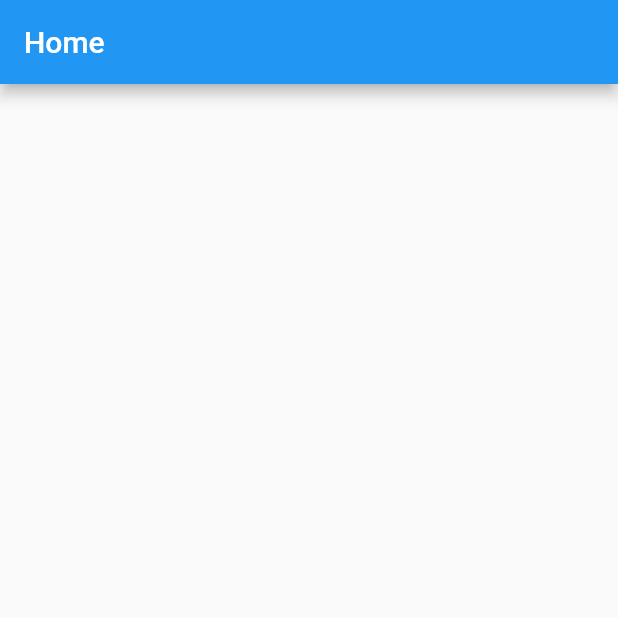
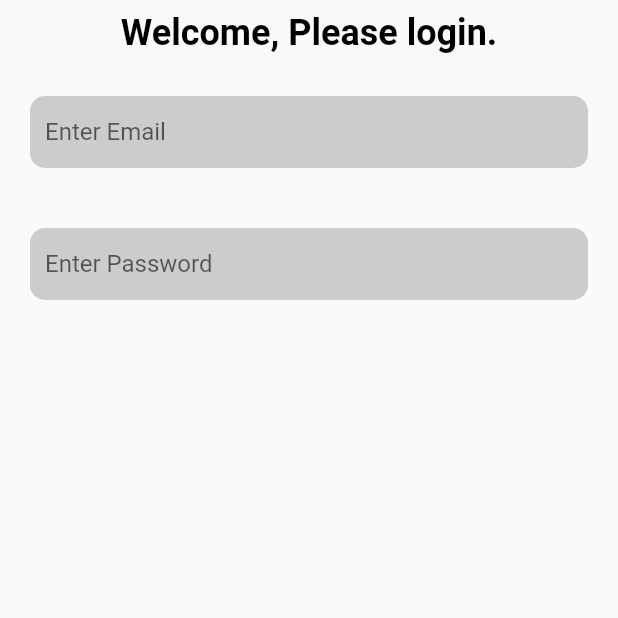
Before and after one commit to Sadam-PK/eco_buy, a Flutter app: the screen it shows after launch, on a phone screen of 412 x 824 dp, the top half of it. Run offline on Flutter 3.47's test engine with Material 2 defaults, Android fonts, the phone set to English and light mode, and no system bars; our stand-ins replace firebase_core; accounts and stored records are empty.

Commit message:
structure done, login page added, separate widget folder input text field included init

```diff
--- a/lib/main.dart
+++ b/lib/main.dart
@@ -1,9 +1,17 @@
+import 'package:eco_buy/screens/loginscreen.dart';
 import 'package:firebase_core/firebase_core.dart';
 import 'package:flutter/material.dart';
+import 'package:flutter/services.dart';
 
 void main() async {
   WidgetsFlutterBinding.ensureInitialized();
   await Firebase.initializeApp();
+
+  SystemChrome.setSystemUIOverlayStyle( //for ui top bar bg color
+    SystemUiOverlayStyle(
+      statusBarColor: Colors.transparent,
+    ),
+  );
   runApp(const MyApp());
 }
 
@@ -14,16 +22,12 @@ class MyApp extends StatelessWidget {
   Widget build(BuildContext context) {
     return MaterialApp(
       debugShowCheckedModeBanner: false,
-      title: 'Flutter Demo',
+      title: 'Eco Buy',
       theme: ThemeData(
-
+        backgroundColor: Colors.white,
         primarySwatch: Colors.blue,
       ),
-      home: Scaffold(
-        appBar: AppBar(
-          title: Text("Home"),
-        ),
-      ),
+      home: LoginScreen(),
     );
   }
 }
--- /dev/null
+++ b/lib/screens/loginscreen.dart
@@ -0,0 +1,42 @@
+import 'package:eco_buy/utils/styles.dart';
+import 'package:eco_buy/widgets/ecoTextField.dart';
+import 'package:flutter/material.dart';
+
+class LoginScreen extends StatelessWidget {
+  const LoginScreen({Key? key}) : super(key: key);
+
+  @override
+  Widget build(BuildContext context) {
+    return SafeArea(
+      child: Scaffold(
+        body: Container(
+          width: double.infinity,
+          child: Column(
+            children: [
+              Padding(
+                padding: const EdgeInsets.all(8.0),
+                child: Text(
+                  "Welcome, Please login.",
+                  style: EcoStyle.boldStyle,
+                  textAlign: TextAlign.center,
+                ),
+              ),
+              Form(
+                child: Column(
+                  children: [
+                    EcoTextField(
+                      hintText: "Enter Email",
+                    ),
+                    EcoTextField(
+                      hintText: "Enter Password",
+                    ),
+                  ],
+                ),
+              ),
+            ],
+          ),
+        ),
+      ),
+    );
+  }
+}
--- /dev/null
+++ b/lib/utils/styles.dart
@@ -0,0 +1,9 @@
+import 'package:flutter/material.dart';
+
+class EcoStyle{
+  static const boldStyle = TextStyle(
+    fontSize: 24,
+    fontWeight: FontWeight.bold,
+    color: Colors.black,
+  );
+}
--- /dev/null
+++ b/lib/widgets/ecoTextField.dart
@@ -0,0 +1,23 @@
+import 'package:flutter/material.dart';
+
+class EcoTextField extends StatelessWidget {
+  String? hintText;
+
+  EcoTextField({this.hintText});
+
+  @override
+  Widget build(BuildContext context) {
+    return Container(
+      margin: const EdgeInsets.all(20),
+      decoration: BoxDecoration(
+          color: Colors.grey.withOpacity(0.5),
+          borderRadius: BorderRadius.circular(10)),
+      child: TextFormField(
+        decoration: InputDecoration(
+            border: InputBorder.none,
+            hintText: hintText ?? 'hintText...',
+            contentPadding: const EdgeInsets.all(10)),
+      ),
+    );
+  }
+}
```
